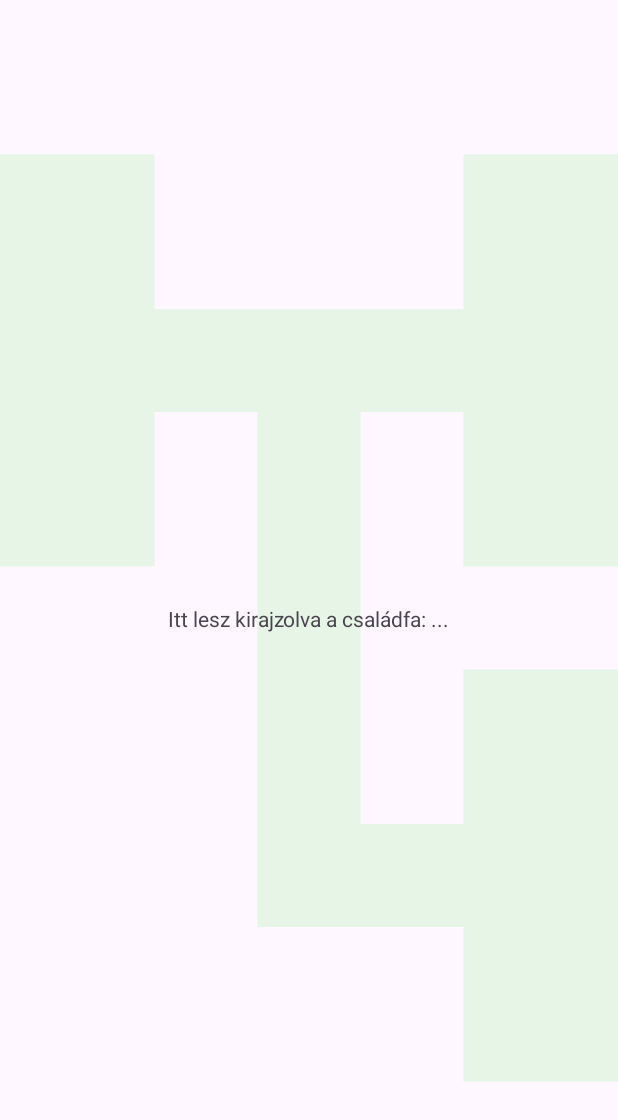
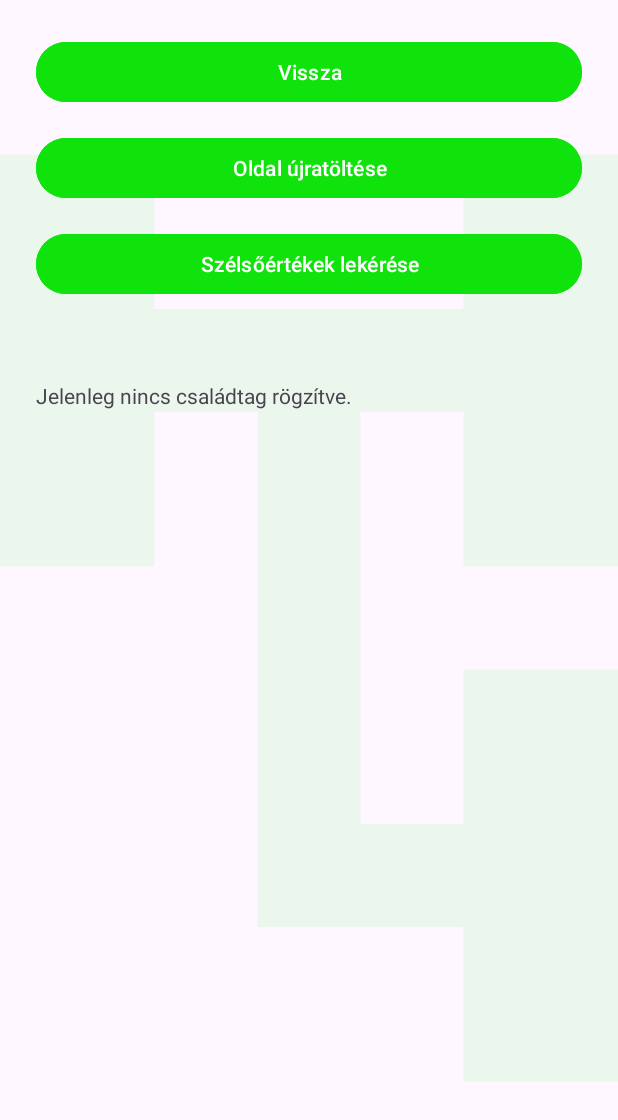
Before and after one commit to Sanyadini/MobilAlkfejl, an Android app: the FamilyTree screen opened directly, with no data from a screen before it, on a phone screen of 412 x 824 dp. Shown: the top 1120 px of the screen. Run offline under Robolectric (Android 15) with nearby library versions, the phone set to English and light mode, and no system bars; our stand-ins replace Firebase (no records; nobody signed in at launch, a user with empty details on screens opened directly).

Commit message:
1 mérföldkő

```diff
--- a/app/build.gradle.kts
+++ b/app/build.gradle.kts
@@ -30,6 +30,9 @@ android {
         sourceCompatibility = JavaVersion.VERSION_11
         targetCompatibility = JavaVersion.VERSION_11
     }
+    buildFeatures {
+        viewBinding = true
+    }
 }
 
 dependencies {
@@ -39,6 +42,9 @@ dependencies {
     implementation(libs.activity)
     implementation(libs.constraintlayout)
     implementation(libs.firebase.auth)
+    implementation(libs.lifecycle.livedata.ktx)
+    implementation(libs.lifecycle.viewmodel.ktx)
+    implementation(libs.firebase.firestore)
     testImplementation(libs.junit)
     androidTestImplementation(libs.ext.junit)
     androidTestImplementation(libs.espresso.core)
--- a/app/src/main/java/com/example/n5wntl/FamilyTree.java
+++ b/app/src/main/java/com/example/n5wntl/FamilyTree.java
@@ -1,24 +1,146 @@
 package com.example.n5wntl;
 
+import android.app.AlertDialog;
+import android.content.DialogInterface;
+import android.content.Intent;
 import android.os.Bundle;
+import android.util.Log;
+import android.widget.Button;
+import android.widget.LinearLayout;
+import android.widget.TextView;
+import android.widget.Toast;
 
-import androidx.activity.EdgeToEdge;
 import androidx.appcompat.app.AppCompatActivity;
-import androidx.core.graphics.Insets;
-import androidx.core.view.ViewCompat;
-import androidx.core.view.WindowInsetsCompat;
 
+import com.google.firebase.auth.FirebaseAuth;
+import com.google.firebase.auth.FirebaseUser;
+import com.google.firebase.firestore.DocumentSnapshot;
+import com.google.firebase.firestore.FirebaseFirestore;
+import com.google.firebase.firestore.Query;
+import com.google.firebase.firestore.QueryDocumentSnapshot;
 public class FamilyTree extends AppCompatActivity {
-
+    private FirebaseFirestore db;
+    private FirebaseUser user;
+    private LinearLayout familyListLayout;
     @Override
     protected void onCreate(Bundle savedInstanceState) {
         super.onCreate(savedInstanceState);
-        EdgeToEdge.enable(this);
         setContentView(R.layout.activity_family_tree);
-        ViewCompat.setOnApplyWindowInsetsListener(findViewById(R.id.main), (v, insets) -> {
-            Insets systemBars = insets.getInsets(WindowInsetsCompat.Type.systemBars());
-            v.setPadding(systemBars.left, systemBars.top, systemBars.right, systemBars.bottom);
-            return insets;
+
+        db = FirebaseFirestore.getInstance();
+        user = FirebaseAuth.getInstance().getCurrentUser();
+        familyListLayout = findViewById(R.id.family_list_layout);
+
+        TextView extremesText = findViewById(R.id.szelsosegek);
+        Button extremesButton = findViewById(R.id.szelso);
+
+        extremesButton.setOnClickListener(v -> listExtremes(extremesText));
+
+        fetchFamilyMembers();
+        Button backButton = findViewById(R.id.back);
+        backButton.setOnClickListener(v -> {
+            Intent intent = new Intent(FamilyTree.this, MainActivity.class);
+            startActivity(intent);
+            finish();
         });
+        Button refreshButton = findViewById(R.id.refresh);
+        refreshButton.setOnClickListener(v -> fetchFamilyMembers());
+
     }
+
+    private void fetchFamilyMembers() {
+        db.collection("Family")
+                .whereEqualTo("userId", user.getUid())
+                .get()
+                .addOnSuccessListener(queryDocumentSnapshots -> {
+                    familyListLayout.removeAllViews();
+                    for (QueryDocumentSnapshot doc : queryDocumentSnapshots) {
+                        Family member = doc.toObject(Family.class);
+                        String docId = doc.getId();
+                        TextView textView = new TextView(this);
+                        textView.setText(member.nev + " (" + member.szuletett + "-" + member.meghallt + ")");
+                        textView.setPadding(8, 8, 8, 8);
+                        Button editBtn = new Button(this);
+                        editBtn.setText("Szerkesztés");
+                        editBtn.setOnClickListener(v -> {
+                            Intent i = new Intent(FamilyTree.this, EditFamily.class);
+                            i.putExtra("docId", docId);
+                            i.putExtra("nev", member.nev);
+                            i.putExtra("szuletett", member.szuletett);
+                            i.putExtra("meghalt", member.meghallt);
+                            i.putExtra("ferfi", member.ferfi);
+                            startActivity(i);
+                        });
+                        Button deleteBtn = new Button(this);
+                        deleteBtn.setText("Törlés");
+                        deleteBtn.setOnClickListener(v -> confirmDelete(docId));
+                        LinearLayout entryLayout = new LinearLayout(this);
+                        entryLayout.setOrientation(LinearLayout.VERTICAL);
+                        entryLayout.addView(textView);
+                        entryLayout.addView(editBtn);
+                        entryLayout.addView(deleteBtn);
+                        entryLayout.setPadding(16, 16, 16, 16);
+                        familyListLayout.addView(entryLayout);
+                    }
+                    if (queryDocumentSnapshots.isEmpty()) {
+                        TextView empty = new TextView(this);
+                        empty.setText("Jelenleg nincs családtag rögzítve.");
+                        familyListLayout.addView(empty);
+                    }
+                })
+                .addOnFailureListener(e -> {
+                    Toast.makeText(this, "Hiba történt: " + e.getMessage(), Toast.LENGTH_SHORT).show();
+                });
+    }
+    private void listExtremes(TextView output) {
+        String userId = user.getUid();
+        FirebaseFirestore db = FirebaseFirestore.getInstance();
+        db.collection("Family")
+                .whereEqualTo("userId", userId)
+                .orderBy("szuletett", Query.Direction.ASCENDING)
+                .limit(1)
+                .get()
+                .addOnSuccessListener(oldestSnapshots -> {
+                    if (!oldestSnapshots.isEmpty()) {
+                        DocumentSnapshot oldest = oldestSnapshots.getDocuments().get(0);
+                        String oldestname = oldest.getString("nev");
+                        Long oldestage = oldest.getLong("szuletett");
+                        db.collection("Family")
+                                .whereEqualTo("userId", userId)
+                                .orderBy("szuletett", Query.Direction.DESCENDING)
+                                .limit(1)
+                                .get()
+                                .addOnSuccessListener(youngestSnapshots -> {
+                                    if (!youngestSnapshots.isEmpty()) {
+                                        DocumentSnapshot youngest = youngestSnapshots.getDocuments().get(0);
+                                        String youngestname = youngest.getString("nev");
+                                        Long youngestage = youngest.getLong("szuletett");
+                                        output.setText("Legidősebb: " + oldestname + " (" + oldestage + ")\n" + "Legfiatalabb: " + youngestname + " (" + youngestage + ")");
+                                    }
+                                })
+                                .addOnFailureListener(e -> output.setText("Hiba:" + e.getMessage()));}
+                })
+                .addOnFailureListener(e -> output.setText("Hiba: " + e.getMessage()));
+    }
+    private void confirmDelete(String docId) {
+        new AlertDialog.Builder(this)
+                .setTitle("Törlés megerősítése")
+                .setMessage("Biztosan törölni szeretnéd ezt a családtagot?")
+                .setPositiveButton("Igen", (dialog, which) -> deleteMember(docId))
+                .setNegativeButton("Mégse", null)
+                .show();
+    }private void deleteMember(String docId) {
+        db.collection("Family").document(docId)
+                .delete()
+                .addOnSuccessListener(aVoid -> {
+                    Toast.makeText(this, "Törölve", Toast.LENGTH_SHORT).show();
+                    fetchFamilyMembers();
+                })
+                .addOnFailureListener(e -> {
+                    Toast.makeText(this, "Hiba törlés közben: " + e.getMessage(), Toast.LENGTH_SHORT).show();
+                });
+    }
+
+
+
 }
--- a/app/src/main/res/layout/activity_family_tree.xml
+++ b/app/src/main/res/layout/activity_family_tree.xml
@@ -1,41 +1,63 @@
 <?xml version="1.0" encoding="utf-8"?>
 <ScrollView xmlns:android="http://schemas.android.com/apk/res/android"
-    xmlns:app="http://schemas.android.com/apk/res-auto"
-    xmlns:tools="http://schemas.android.com/tools"
     android:layout_width="match_parent"
     android:layout_height="match_parent"
     android:fillViewport="true">
 
-    <androidx.constraintlayout.widget.ConstraintLayout
-        android:id="@+id/main"
+    <FrameLayout
         android:layout_width="match_parent"
-        android:layout_height="wrap_content"
-        android:padding="24dp"
-        tools:context=".Register">
-
+        android:layout_height="wrap_content">
         <ImageView
             android:id="@+id/background_tree"
-            android:layout_width="0dp"
-            android:layout_height="0dp"
-            android:alpha="0.1"
-            android:importantForAccessibility="no"
+            android:layout_width="match_parent"
+            android:layout_height="match_parent"
+            android:alpha="0.08"
             android:scaleType="centerCrop"
             android:src="@drawable/baseline_account_tree_24"
-            app:layout_constraintBottom_toBottomOf="parent"
-            app:layout_constraintEnd_toEndOf="parent"
-            app:layout_constraintStart_toStartOf="parent"
-            app:layout_constraintTop_toTopOf="parent" />
+            android:contentDescription="@null" />
+        <LinearLayout
+            android:layout_width="match_parent"
+            android:layout_height="wrap_content"
+            android:orientation="vertical"
+            android:padding="24dp">
+            <Button
+                android:id="@+id/back"
+                android:layout_width="match_parent"
+                android:layout_height="wrap_content"
+                android:layout_marginBottom="16dp"
+                android:backgroundTint="@color/green"
+                android:text="Vissza"
+                android:textColor="@color/white" />
+            <Button
+                android:id="@+id/refresh"
+                android:layout_width="match_parent"
+                android:layout_height="wrap_content"
+                android:layout_marginBottom="16dp"
+                android:backgroundTint="@color/green"
+                android:text="Oldal újratöltése"
+                android:textColor="@color/white" />
+            <Button
+                android:id="@+id/szelso"
+                android:layout_width="match_parent"
+                android:layout_height="wrap_content"
+                android:layout_marginBottom="16dp"
+                android:backgroundTint="@color/green"
+                android:text="Szélsőértékek lekérése"
+                android:textColor="@color/white" />
 
+            <TextView
+                android:id="@+id/szelsosegek"
+                android:layout_width="match_parent"
+                android:layout_height="wrap_content"
+                android:textColor="@android:color/black"
+                android:textSize="16sp"
+                android:paddingBottom="16dp" />
 
-        <TextView
-            android:id="@+id/family_birth"
-            android:layout_width="wrap_content"
-            android:layout_height="wrap_content"
-            android:text="Itt lesz kirajzolva a családfa: ..."
-            app:layout_constraintBottom_toBottomOf="parent"
-            app:layout_constraintEnd_toEndOf="parent"
-            app:layout_constraintStart_toStartOf="parent"
-            app:layout_constraintTop_toTopOf="parent" />
-
-    </androidx.constraintlayout.widget.ConstraintLayout>
+            <LinearLayout
+                android:id="@+id/family_list_layout"
+                android:layout_width="match_parent"
+                android:layout_height="wrap_content"
+                android:orientation="vertical" />
+        </LinearLayout>
+    </FrameLayout>
 </ScrollView>
--- /dev/null
+++ b/app/src/main/res/values-land/dimens.xml
@@ -0,0 +1,3 @@
+<resources>
+    <dimen name="fab_margin">48dp</dimen>
+</resources>
--- /dev/null
+++ b/app/src/main/res/values-w1240dp/dimens.xml
@@ -0,0 +1,3 @@
+<resources>
+    <dimen name="fab_margin">200dp</dimen>
+</resources>
--- /dev/null
+++ b/app/src/main/res/values-w600dp/dimens.xml
@@ -0,0 +1,3 @@
+<resources>
+    <dimen name="fab_margin">48dp</dimen>
+</resources>
--- /dev/null
+++ b/app/src/main/res/values-w820dp/dimens.xml
@@ -0,0 +1,6 @@
+<resources>
+    <!-- Example customization of dimensions originally defined in res/values/dimens.xml
+         (such as screen margins) for screens with more than 820dp of available width. This
+         would include 7" and 10" devices in landscape (~960dp and ~1280dp respectively). -->
+    <dimen name="activity_horizontal_margin">64dp</dimen>
+</resources>
--- a/app/src/main/res/values/strings.xml
+++ b/app/src/main/res/values/strings.xml
@@ -8,4 +8,7 @@
     <string name="csaladfa">Családfám</string>
     <string name="addfamily">Családtag hozzáadása</string>
     <string name="list">Családom listázása</string>
+    <string name="title_activity_family_member_mod">FamilyMemberModActivity</string>
+    <string name="tab_text_1">Tab 1</string>
+    <string name="tab_text_2">Tab 2</string>
 </resources>
--- a/app/src/main/res/values/themes.xml
+++ b/app/src/main/res/values/themes.xml
@@ -6,4 +6,10 @@
     </style>
 
     <style name="Theme.N5WNTL" parent="Base.Theme.N5WNTL" />
+    <style name="Theme.N5WNTL.NoActionBar">
+        <item name="windowActionBar">false</item>
+        <item name="windowNoTitle">true</item>
+    </style>
+    <style name="Theme.N5WNTL.AppBarOverlay" parent="ThemeOverlay.AppCompat.Dark.ActionBar" />
+    <style name="Theme.N5WNTL.PopupOverlay" parent="ThemeOverlay.AppCompat.Light" />
 </resources>
--- a/gradle/libs.versions.toml
+++ b/gradle/libs.versions.toml
@@ -9,6 +9,9 @@ activity = "1.10.1"
 constraintlayout = "2.2.1"
 googleGmsGoogleServices = "4.4.2"
 firebaseAuth = "23.2.0"
+lifecycleLivedataKtx = "2.8.7"
+lifecycleViewmodelKtx = "2.8.7"
+firebaseFirestore = "25.1.4"
 
 [libraries]
 junit = { group = "junit", name = "junit", version.ref = "junit" }
@@ -19,6 +22,9 @@ material = { group = "com.google.android.material", name = "material", version.r
 activity = { group = "androidx.activity", name = "activity", version.ref = "activity" }
 constraintlayout = { group = "androidx.constraintlayout", name = "constraintlayout", version.ref = "constraintlayout" }
 firebase-auth = { group = "com.google.firebase", name = "firebase-auth", version.ref = "firebaseAuth" }
+lifecycle-livedata-ktx = { group = "androidx.lifecycle", name = "lifecycle-livedata-ktx", version.ref = "lifecycleLivedataKtx" }
+lifecycle-viewmodel-ktx = { group = "androidx.lifecycle", name = "lifecycle-viewmodel-ktx", version.ref = "lifecycleViewmodelKtx" }
+firebase-firestore = { group = "com.google.firebase", name = "firebase-firestore", version.ref = "firebaseFirestore" }
 
 [plugins]
 android-application = { id = "com.android.application", version.ref = "agp" }
```
Also changed, not shown: app/src/main/AndroidManifest.xml (+9 -1 lines), app/src/main/java/com/example/n5wntl/EditFamily.java (added, +81 -0 lines), app/src/main/java/com/example/n5wntl/Family.java (added, +40 -0 lines), app/src/main/java/com/example/n5wntl/Login.java (+9 -0 lines), app/src/main/java/com/example/n5wntl/MainActivity.java (+34 -57 lines), app/src/main/res/layout/activity_edit_family.xml (added, +110 -0 lines), app/src/main/res/layout/activity_main.xml (+4 -3 lines), app/src/main/res/values/dimens.xml (added, +8 -0 lines).
